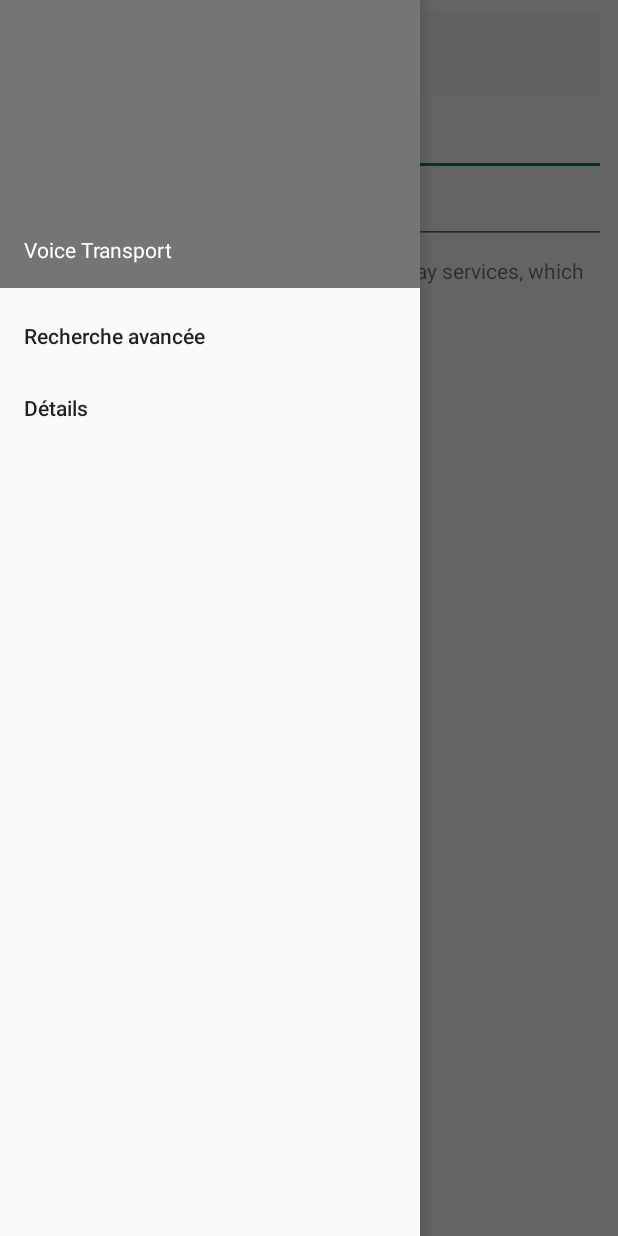
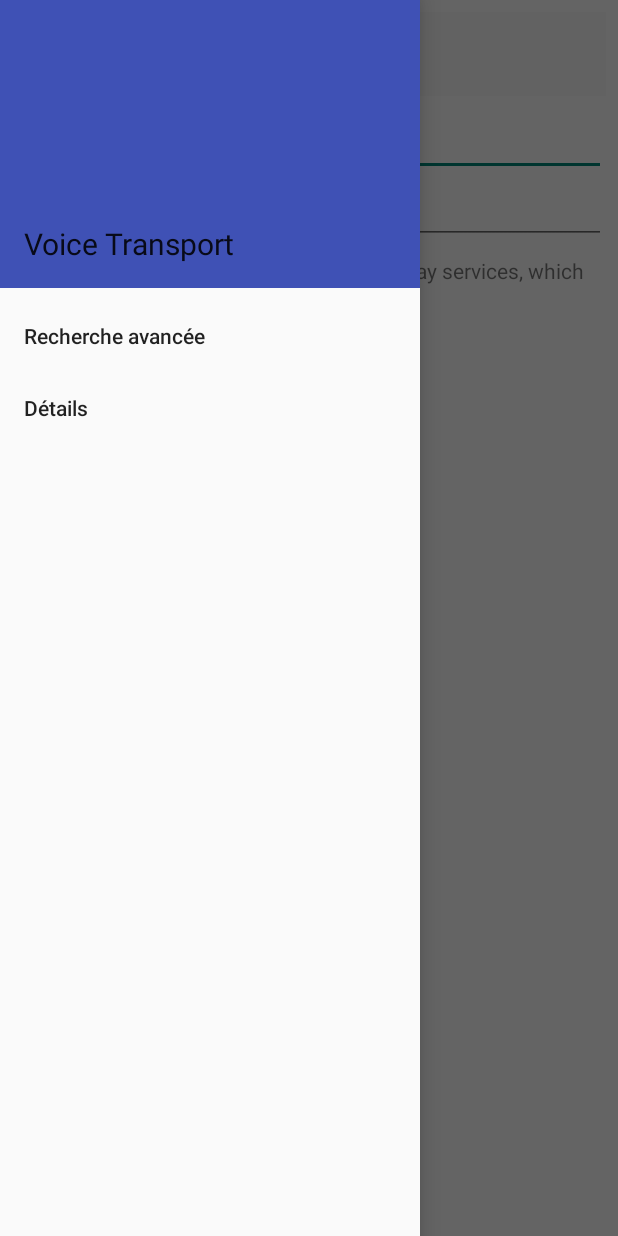
Before and after one commit to NBarseyni/VoiceTransport, an Android app: the screen it shows after launch (MainActivity), with the side drawer open, on a phone screen of 412 x 824 dp. Run offline under Robolectric (Android 15) with nearby library versions, the phone set to English and light mode, and no system bars; libraries missing offline, so code that uses them is left out: com.google.maps.android, com.google.maps.errors, com.google.maps.model.

Commit message:
Mise à jour nav_header

```diff
--- a/app/src/main/res/layout/nav_header.xml
+++ b/app/src/main/res/layout/nav_header.xml
@@ -2,9 +2,9 @@
 <LinearLayout xmlns:android="http://schemas.android.com/apk/res/android"
     android:layout_width="match_parent"
     android:layout_height="192dp"
-    android:background="?attr/colorPrimaryDark"
+    android:background="?attr/colorPrimary"
     android:padding="16dp"
-    android:theme="@style/ThemeOverlay.AppCompat.Dark"
+    android:theme="@style/AppTheme"
     android:orientation="vertical"
     android:gravity="bottom">
 
@@ -12,6 +12,7 @@
         android:layout_width="match_parent"
         android:layout_height="wrap_content"
         android:text="Voice Transport"
-        android:textAppearance="@style/TextAppearance.AppCompat.Body1"/>
+        android:textAppearance="@style/TextAppearance.AppCompat.Body1"
+        android:textSize="20dp" />
 
 </LinearLayout>
```
